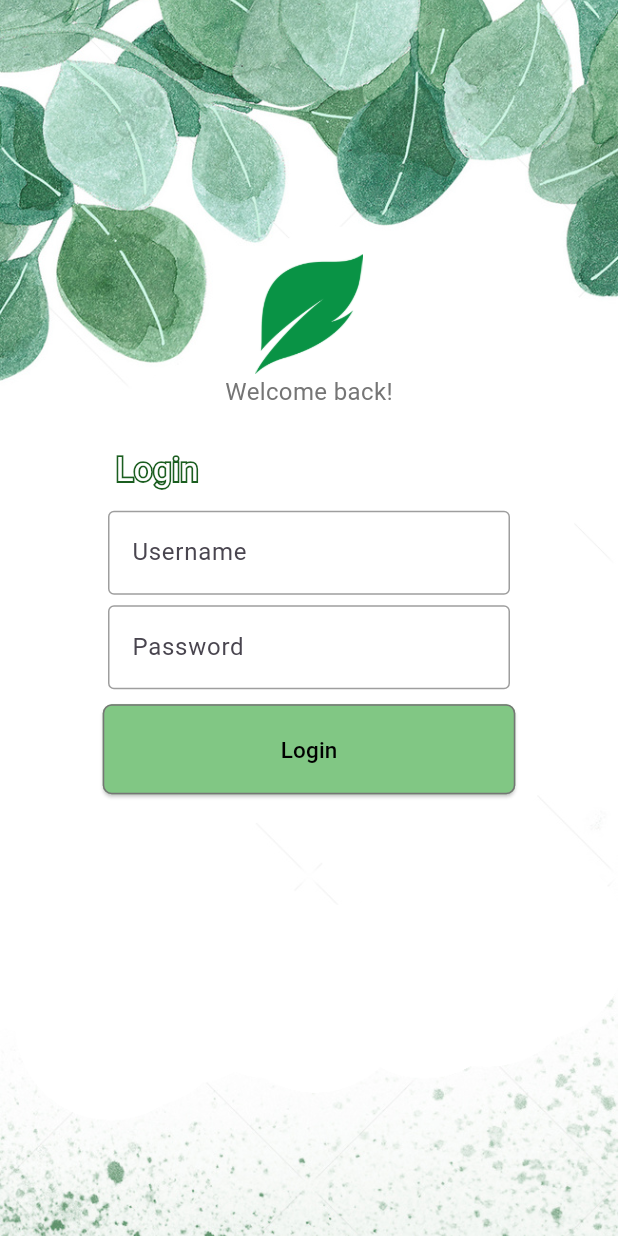
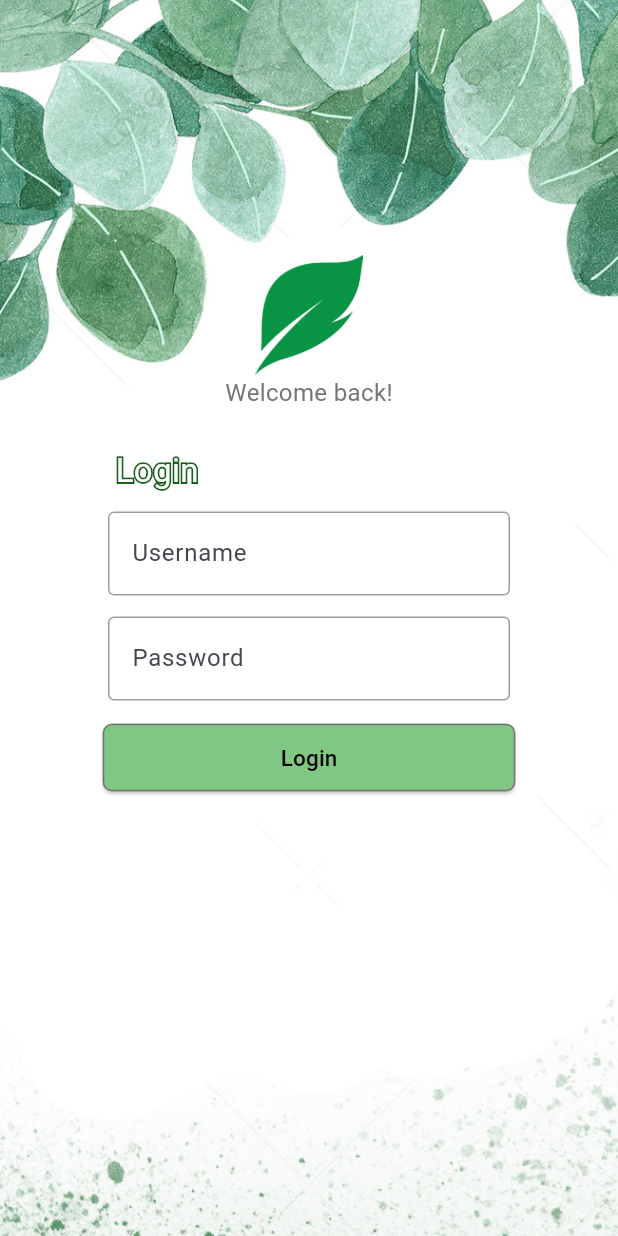
Before and after one commit to pedroarruda07/smart-terrariums, a Flutter app: the screen it shows after launch, on a phone screen of 412 x 824 dp. Run offline on Flutter 3.47's test engine with Material 3 defaults, Android fonts, the phone set to English and light mode, and no system bars; our stand-ins replace cloud_firestore, firebase_core, firebase_database, firebase_messaging, fl_chart, flutter_local_notifications; accounts and stored records are empty.

Commit message:
bug fixes

```diff
--- a/flutter/lib/LoginPage.dart
+++ b/flutter/lib/LoginPage.dart
@@ -96,20 +96,27 @@ class _LoginPageState extends State<LoginPage> {
       ),
     );
   }
+
   @override
   Widget build(BuildContext context) {
     var width = MediaQuery.of(context).size.width;
     return Scaffold(
       backgroundColor: Colors.grey[100],
+      resizeToAvoidBottomInset: false,
       body: Stack(
         children: [
           Positioned.fill(
             child: Image.asset(
               'assets/lizzard.jpg',
-              fit: BoxFit.cover, // This is to make sure the image covers the entire container
+              fit: BoxFit.cover,
             ),
           ),
-          Padding(
+          SingleChildScrollView(
+            child: ConstrainedBox(
+              constraints: BoxConstraints(
+                minHeight: MediaQuery.of(context).size.height,
+              ),
+              child: Padding(
                 padding: const EdgeInsets.all(16.0),
                 child: Center(
                   child: Column(
@@ -124,27 +131,25 @@ class _LoginPageState extends State<LoginPage> {
                       Text(
                         'Welcome back!',
                         style: TextStyle(
-                      color: Colors.grey[600], // Adjust text color as needed
-                      fontSize: 16, // Adjust font size as needed
+                          color: Colors.grey[600],
+                          fontSize: 16,
                         ),
                       ),
                       const SizedBox(height: 25),
                       Padding(
-                    padding:  EdgeInsets.symmetric(horizontal: -145 + width * 0.5),
+                        padding: EdgeInsets.symmetric(horizontal: -145 + width * 0.5),
                         child: Row(
                           mainAxisAlignment: MainAxisAlignment.start,
                           children: [
                             Stack(
                               alignment: Alignment.center,
                               children: [
-                            // Shadow (Outline) Text
                                 Column(
                                   mainAxisSize: MainAxisSize.min,
                                   children: [
                                     _buildOutlinedText('Login'),
                                   ],
                                 ),
-                            // Foreground Text
                                 Column(
                                   mainAxisSize: MainAxisSize.min,
                                   children: [
@@ -159,6 +164,8 @@ class _LoginPageState extends State<LoginPage> {
                       const SizedBox(height: 12),
                       Padding(
                         padding: EdgeInsets.symmetric(horizontal: -150 + width * 0.5),
+                        child: SizedBox(
+                          height: 60, // Set the height for the text field
                           child: TextField(
                             decoration: InputDecoration(
                               enabledBorder: const OutlineInputBorder(
@@ -172,12 +179,14 @@ class _LoginPageState extends State<LoginPage> {
                               labelText: 'Username',
                             ),
                             controller: _usernameController,
-                      //decoration: const InputDecoration(labelText: 'Username'),
                           ),
                         ),
-                  const SizedBox(height: 7),
+                      ),
+                      const SizedBox(height: 10),
                       Padding(
                         padding: EdgeInsets.symmetric(horizontal: -150 + width * 0.5),
+                        child: SizedBox(
+                          height: 60, // Set the height for the text field
                           child: TextField(
                             decoration: InputDecoration(
                               enabledBorder: const OutlineInputBorder(
@@ -192,11 +201,12 @@ class _LoginPageState extends State<LoginPage> {
                             ),
                             controller: _passwordController,
                             obscureText: true,
-                      //decoration: const InputDecoration(labelText: 'Username'),
+                          ),
                         ),
                       ),
                       const SizedBox(height: 10),
                       ElevatedButton(
+
                         style: ButtonStyle(
                           shape: MaterialStateProperty.all<RoundedRectangleBorder>(
                             RoundedRectangleBorder(
@@ -204,7 +214,7 @@ class _LoginPageState extends State<LoginPage> {
                               side: BorderSide(color: Colors.grey.shade600),
                             ),
                           ),
-                      minimumSize: MaterialStateProperty.all(Size(275, 60)),
+                          minimumSize: MaterialStateProperty.all(Size(275, 45)), // Set smaller height for the button
                           backgroundColor: MaterialStateProperty.all(Colors.green.shade300),
                           overlayColor: MaterialStateProperty.resolveWith<Color>(
                                 (Set<MaterialState> states) {
@@ -220,7 +230,7 @@ class _LoginPageState extends State<LoginPage> {
                           'Login',
                           style: TextStyle(
                             fontSize: 15,
-                        color: Colors.black, // Set text color to black
+                            color: Colors.black,
                           ),
                         ),
                       ),
@@ -229,6 +239,8 @@ class _LoginPageState extends State<LoginPage> {
                   ),
                 ),
               ),
+            ),
+          ),
         ],
       ),
     );
```
Also changed, not shown: flutter/lib/graph_widget.dart (+8 -7 lines), 1 other file. Lines whose indentation alone changed are shown as unchanged.
